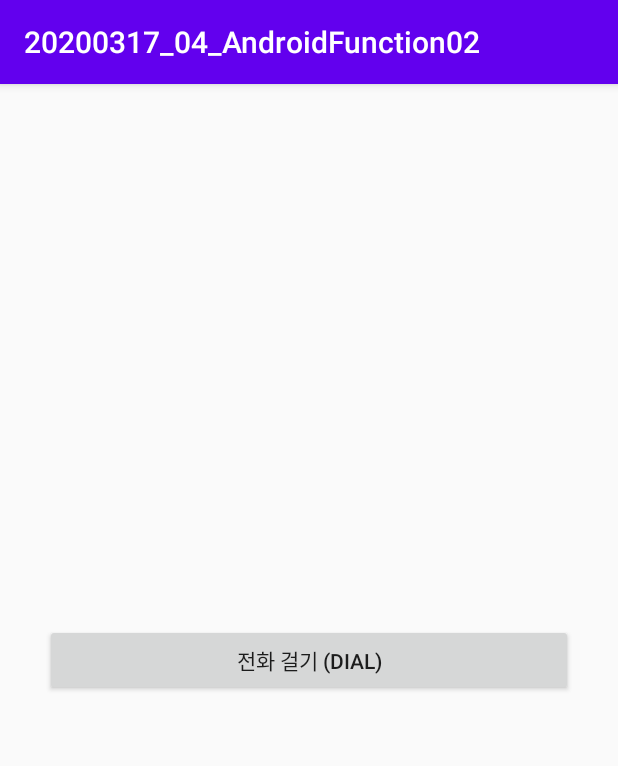
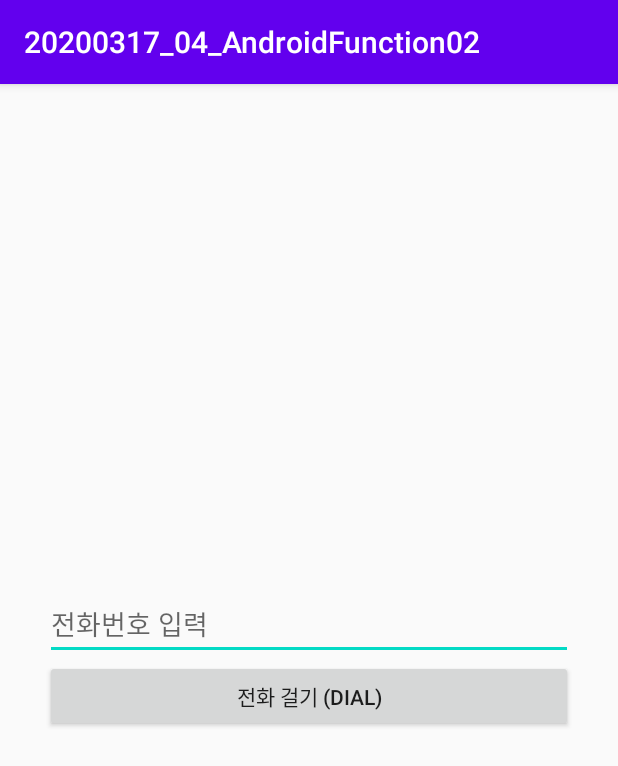
Before and after one commit to kbh3307/20200317_04_AndroidFunction02, an Android app: the screen it shows after launch (MainActivity), on a phone screen of 412 x 824 dp. Shown: the top 766 px of the screen. Run offline under Robolectric (Android 15) with nearby library versions, the phone set to English and light mode, and no system bars; our stand-ins replace data binding.

Commit message:
응용문제 화면 만들기

```diff
--- a/app/src/main/java/kr/co/tjoeun/a20200317_04_androidfunction02/MainActivity.java
+++ b/app/src/main/java/kr/co/tjoeun/a20200317_04_androidfunction02/MainActivity.java
@@ -27,6 +27,9 @@ public class MainActivity extends AppCompatActivity {
 //                => 전화 걸기 화면
 
 //                어느 화면으로 갈지 => 안드로이드가 요구하는 양식으로 작성 : Uri
+
+//                응용문제 : EditText에 입력한 폰번으로 전화 걸도록
+
                 Uri uri = Uri.parse("tel:01051123237");
                 Intent intent = new Intent(Intent.ACTION_DIAL, uri);
                 startActivity(intent);
--- a/app/src/main/res/layout/activity_main.xml
+++ b/app/src/main/res/layout/activity_main.xml
@@ -10,6 +10,12 @@
         android:padding="30dp"
         tools:context=".MainActivity">
 
+        <EditText
+            android:layout_width="match_parent"
+            android:layout_height="wrap_content"
+            android:inputType="phone"
+            android:hint="전화번호 입력" />
+
         <Button
             android:id="@+id/dialBtn"
             android:layout_width="match_parent"
```
